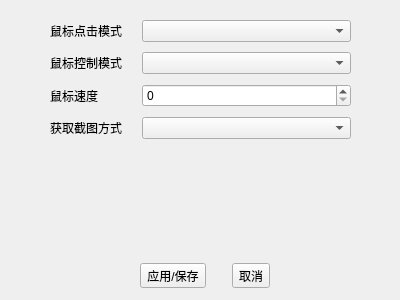
Ferrarii-430/onmyoji-script, file src/widget/setting/settingdialog.ui: the form before one commit.
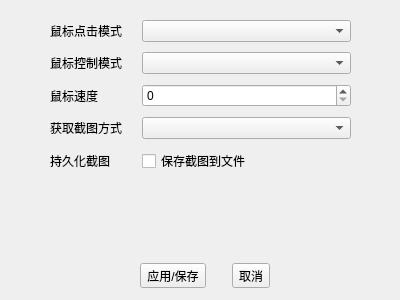
The form after the commit.

Commit message: 支持从共享内存直接读取 DX11 截图，新增持久化截图开关

The edit to the form file:
```diff
--- a/src/widget/setting/settingdialog.ui
+++ b/src/widget/setting/settingdialog.ui
@@ -99,6 +99,20 @@
     <item row="0" column="1">
      <widget class="QComboBox" name="mouseClickMode"/>
     </item>
+    <item row="4" column="0">
+     <widget class="QLabel" name="label_5">
+      <property name="text">
+       <string>持久化截图</string>
+      </property>
+     </widget>
+    </item>
+    <item row="4" column="1">
+     <widget class="QCheckBox" name="persistScreenshot">
+      <property name="text">
+       <string>保存截图到文件</string>
+      </property>
+     </widget>
+    </item>
    </layout>
   </widget>
  </widget>
```
The commit also changes 8 other files.
